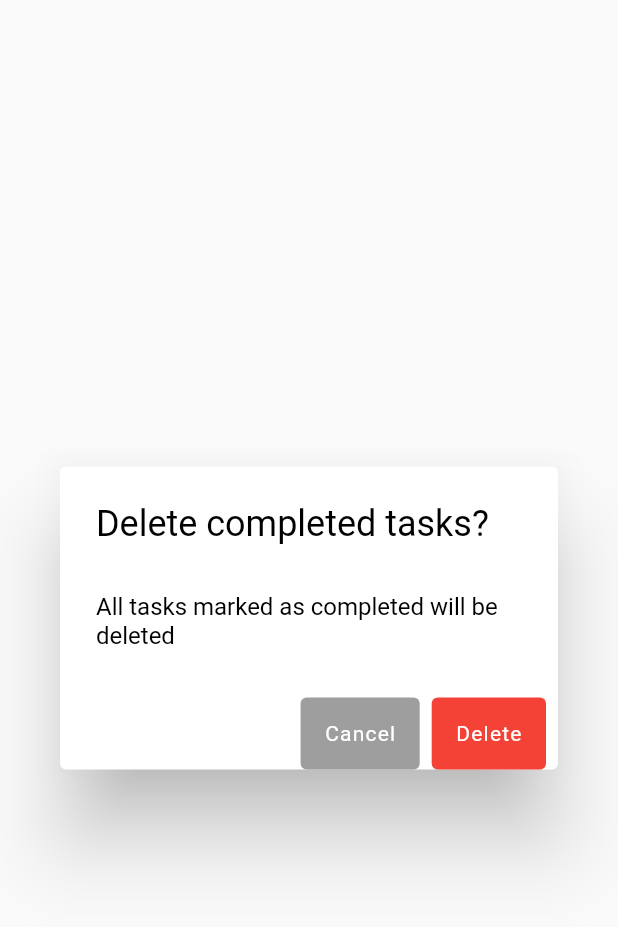
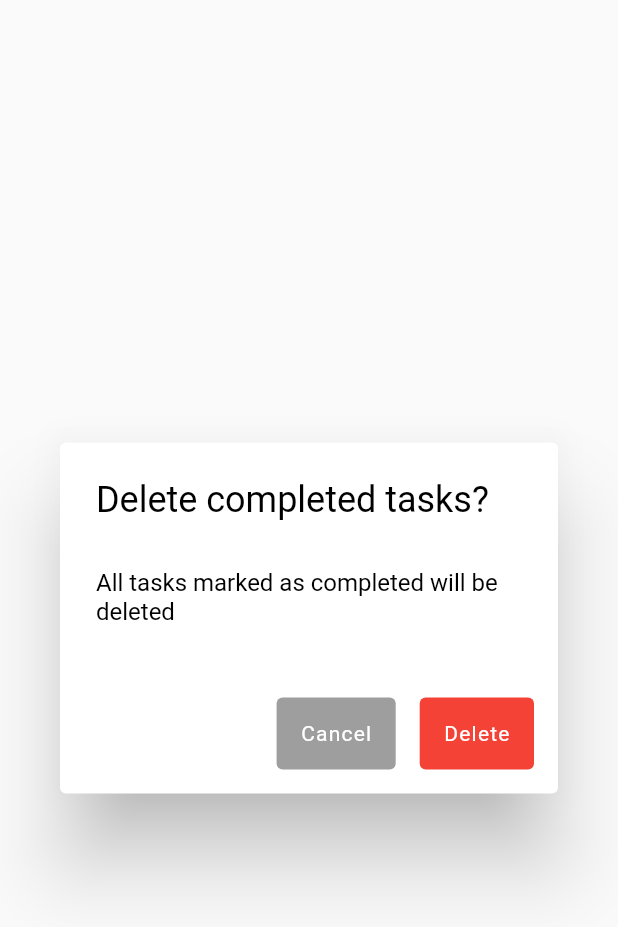
Before and after one commit to mivoligo/purple_task, a Flutter app: the ConfirmationDialog widget shown alone on an empty page, opened directly, on a phone screen of 412 x 824 dp. Shown: the top 927 px of the screen. Run offline on Flutter 3.47's test engine with Material 2 defaults, Android fonts, the light colour scheme and no system bars; our stand-ins replace bloc, equatable, flutter_bloc, flutter_staggered_animations, hive; missing offline and left inert: window_size; accounts and stored records are empty.

Commit message:
Change ConfirmationDialog a bit

```diff
--- a/lib/categories/ui/category_menu.dart
+++ b/lib/categories/ui/category_menu.dart
@@ -170,7 +170,6 @@ class _CategoryMenuState extends State<CategoryMenu> {
                 ),
               ),
               confirmationText: save,
-              confirmationColor: Colors.green,
               onConfirm: () {
                 _updateCategory(context,
                     categoryCubit.state.status == CategoryStatus.editing);
@@ -221,7 +220,6 @@ class _CategoryMenuState extends State<CategoryMenu> {
                 },
               ),
               confirmationText: save,
-              confirmationColor: Colors.green,
               onConfirm: () => _updateCategory(context,
                   categoryCubit.state.status == CategoryStatus.editing),
               onCancel: () {
@@ -276,7 +274,6 @@ class _CategoryMenuState extends State<CategoryMenu> {
                 },
               ),
               confirmationText: save,
-              confirmationColor: Colors.green,
               onConfirm: () => _updateCategory(context,
                   categoryCubit.state.status == CategoryStatus.editing),
               onCancel: () {
--- a/lib/ui/widgets/category/confirmation_dialog.dart
+++ b/lib/ui/widgets/category/confirmation_dialog.dart
@@ -8,7 +8,7 @@ class ConfirmationDialog extends StatelessWidget {
     required this.title,
     this.content,
     required this.confirmationText,
-    required this.confirmationColor,
+    this.confirmationColor = Colors.green,
     required this.onConfirm,
     required this.onCancel,
   }) : super(key: key);
@@ -29,7 +29,7 @@ class ConfirmationDialog extends StatelessWidget {
         style: Theme.of(context).textTheme.headline4,
       ),
       content: content,
-      actionsPadding: EdgeInsets.symmetric(horizontal: 8.0),
+      buttonPadding: EdgeInsets.all(16.0),
       actions: [
         SimpleButton(
           text: cancel,
```
